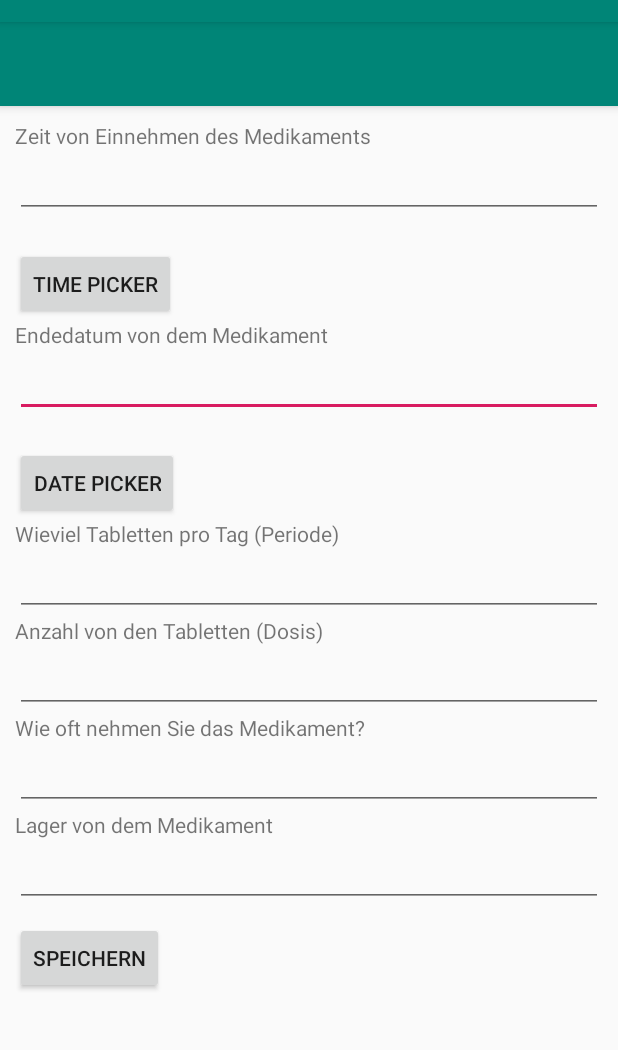
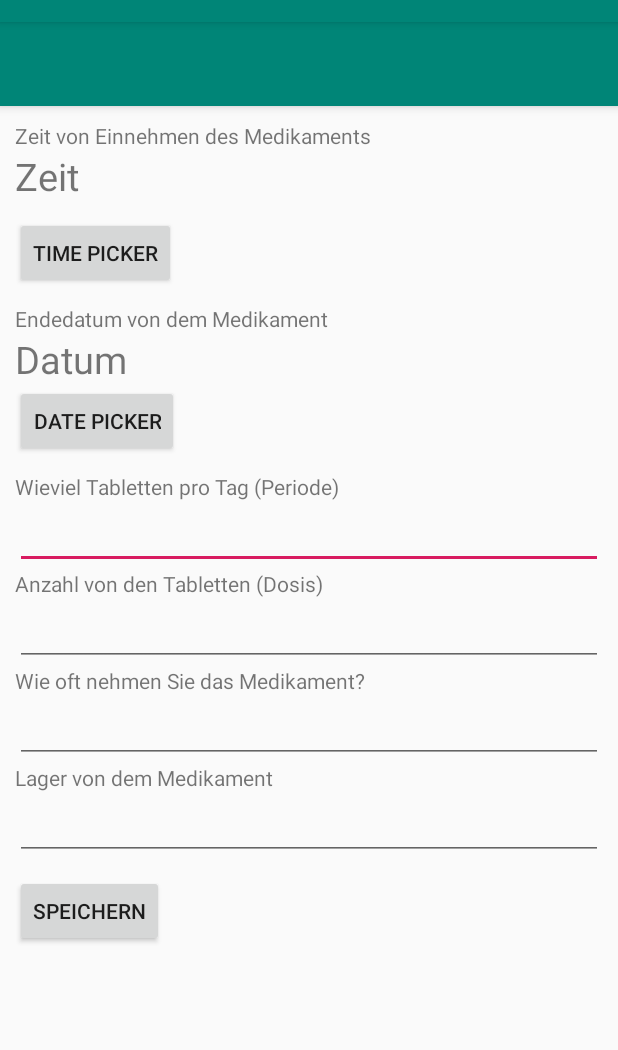
Before and after one commit to gamzef/projectggg1001, an Android app: the MedspeichernActivity2 screen opened directly, with no data from a screen before it, on a phone screen of 412 x 824 dp, the part 62-1112 px from its top. Run offline under Robolectric (Android 15) with nearby library versions, the phone set to English and light mode, and no system bars; our stand-ins replace Firebase (no records; nobody signed in at launch, a user with empty details on screens opened directly).

Commit message:
date&time picker in Medikamente speichern

```diff
--- a/app/src/main/java/com/example/projectggg1001/MedspeichernActivity2.java
+++ b/app/src/main/java/com/example/projectggg1001/MedspeichernActivity2.java
@@ -32,8 +32,8 @@ import java.util.HashMap;
 public class MedspeichernActivity2 extends AppCompatActivity implements TimePickerDialog.OnTimeSetListener, DatePickerDialog.OnDateSetListener {
 
     private Button bt_medspeichern;
-    private EditText et_medikamenteinfo1;
-    private EditText et_medikamenteinfo2;
+    private TextView et_medikamenteinfo1;
+    private TextView et_medikamenteinfo2;
     private EditText et_medikamenteinfo3;
     private EditText et_medikamenteinfo4;
     private EditText et_medikamenteinfo5;
@@ -55,12 +55,12 @@ public class MedspeichernActivity2 extends AppCompatActivity implements TimePick
         setContentView(R.layout.activity_medspeichern2);
 
         firebaseFirestore = FirebaseFirestore.getInstance();
-        et_medikamenteinfo1 = (EditText) findViewById(R.id.et_medikamenteinfo1);
-        et_medikamenteinfo1 = (EditText) findViewById(R.id.et_medikamenteinfo2);
-        et_medikamenteinfo1 = (EditText) findViewById(R.id.et_medikamenteinfo3);
-        et_medikamenteinfo1 = (EditText) findViewById(R.id.et_medikamenteinfo4);
-        et_medikamenteinfo1 = (EditText) findViewById(R.id.et_medikamenteinfo5);
-        et_medikamenteinfo1 = (EditText) findViewById(R.id.et_medikamenteinfo6);
+        et_medikamenteinfo1 = (TextView) findViewById(R.id.et_medikamenteinfo1);
+        et_medikamenteinfo2 = (TextView) findViewById(R.id.et_medikamenteinfo2);
+        et_medikamenteinfo3 = (EditText) findViewById(R.id.et_medikamenteinfo3);
+        et_medikamenteinfo4 = (EditText) findViewById(R.id.et_medikamenteinfo4);
+        et_medikamenteinfo5 = (EditText) findViewById(R.id.et_medikamenteinfo5);
+        et_medikamenteinfo6 = (EditText) findViewById(R.id.et_medikamenteinfo6);
         bt_medspeichern = (Button) findViewById(R.id.button_medspeichern);
 
         Button button = (Button) findViewById(R.id.medikamenteinfo1);
@@ -81,12 +81,12 @@ public class MedspeichernActivity2 extends AppCompatActivity implements TimePick
             }
         });
 
-        medikamente_zeit = et_medikamenteinfo1.getText().toString();
-        medikamente_datum = et_medikamenteinfo1.getText().toString();
-        medikamente_periode = et_medikamenteinfo1.getText().toString();
-        medikamente_dosis = et_medikamenteinfo1.getText().toString();
-        medikamente_wieoft = et_medikamenteinfo1.getText().toString();
-        medikamente_lager = et_medikamenteinfo1.getText().toString();
+        //medikamente_zeit = et_medikamenteinfo1.getText().toString();
+        //medikamente_datum = et_medikamenteinfo2.getText().toString();
+        medikamente_periode = et_medikamenteinfo3.getText().toString();
+        medikamente_dosis = et_medikamenteinfo4.getText().toString();
+        medikamente_wieoft = et_medikamenteinfo5.getText().toString();
+        medikamente_lager = et_medikamenteinfo6.getText().toString();
 
         //önceki intentten ilaç ismi alınır.
         Intent intent = getIntent();
@@ -117,9 +117,7 @@ public class MedspeichernActivity2 extends AppCompatActivity implements TimePick
         c.set(Calendar.DAY_OF_MONTH,dayOfMonth);
         String currentDateString = DateFormat.getDateInstance(DateFormat.FULL).format(c.getTime());
 
-        /*  BU ŞEKİLDE TEXTVİEW İ DEĞİŞTİREBİLİRSİN
-        TextView textView = (TextView) findViewById(R.id.textView);
-        textView.setText(currentDateString);*/
+        et_medikamenteinfo2.setText(currentDateString);
     }
 
     private void ilackaydet(String et_medikamenteinfo1, String et_medikamenteinfo2, String et_medikamenteinfo3, String et_medikamenteinfo4, String et_medikamenteinfo5, String et_medikamenteinfo6){
--- a/app/src/main/res/layout/content_medspeichern2.xml
+++ b/app/src/main/res/layout/content_medspeichern2.xml
@@ -22,23 +22,23 @@
 
         </TextView>
 
+        <TextView
+            android:layout_width="wrap_content"
+            android:layout_height="wrap_content"
+            android:id="@+id/et_medikamenteinfo1"
+            android:text="Zeit"
+            android:textSize="25dp"
+            android:ems="10"
+            android:layout_marginBottom="10dp">
 
-
-        <androidx.appcompat.widget.AppCompatEditText
-            android:id="@+id/et_medikamenteinfo1"
-            android:layout_width="match_parent"
-            android:layout_height="wrap_content"
-            android:ems="10"
-            android:layout_marginBottom="10dp"
-            android:inputType="time"
-            android:focusableInTouchMode="false"/>
+        </TextView>
 
         <Button
             android:layout_width="wrap_content"
             android:layout_height="wrap_content"
             android:id="@+id/medikamenteinfo1"
             android:text="time picker"
-            android:layout_marginTop="10dp">
+            android:layout_marginBottom="10dp">
 
         </Button>
 
@@ -49,20 +49,21 @@
 
         </TextView>
 
-        <EditText
-            android:id="@+id/et_medikamenteinfo2"
-            android:layout_width="match_parent"
+        <TextView
+            android:layout_width="wrap_content"
             android:layout_height="wrap_content"
-            android:ems="10"
-            android:layout_marginBottom="10dp"
-            android:inputType="date" />
+            android:textSize="25dp"
+            android:text="Datum"
+            android:id="@+id/et_medikamenteinfo2">
+
+        </TextView>
 
         <Button
             android:layout_width="wrap_content"
             android:layout_height="wrap_content"
             android:id="@+id/medikamenteinfo2"
             android:text="date picker"
-            android:layout_marginTop="10dp">
+            android:layout_marginBottom="10dp">
         </Button>
 
         <TextView
```
